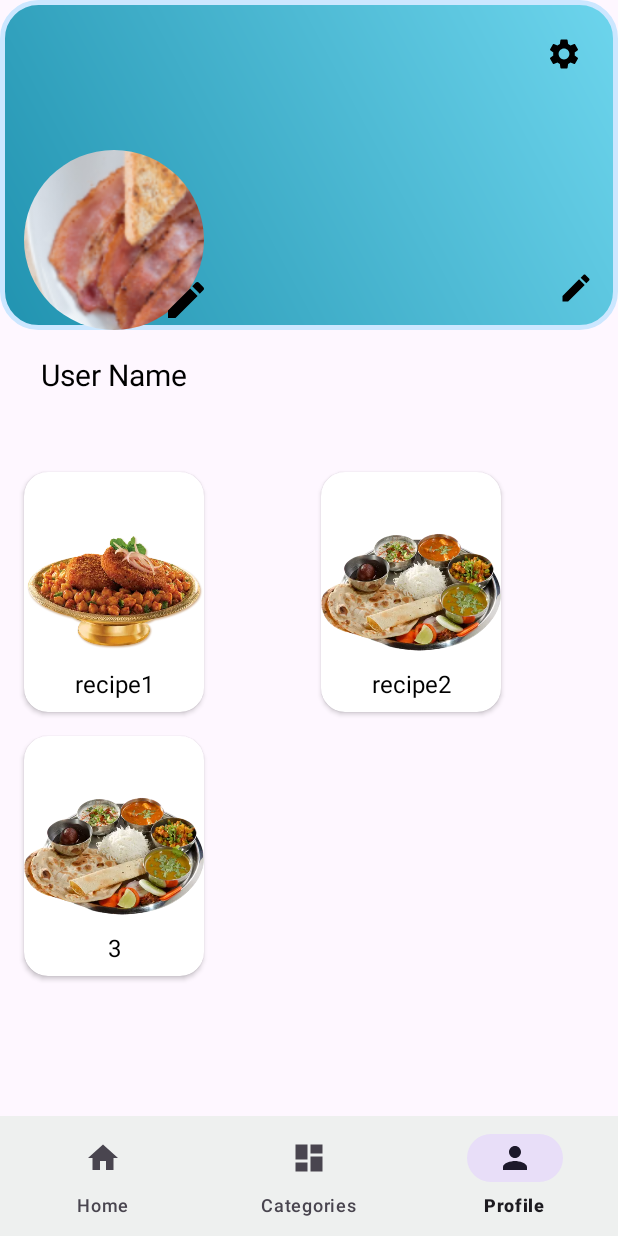
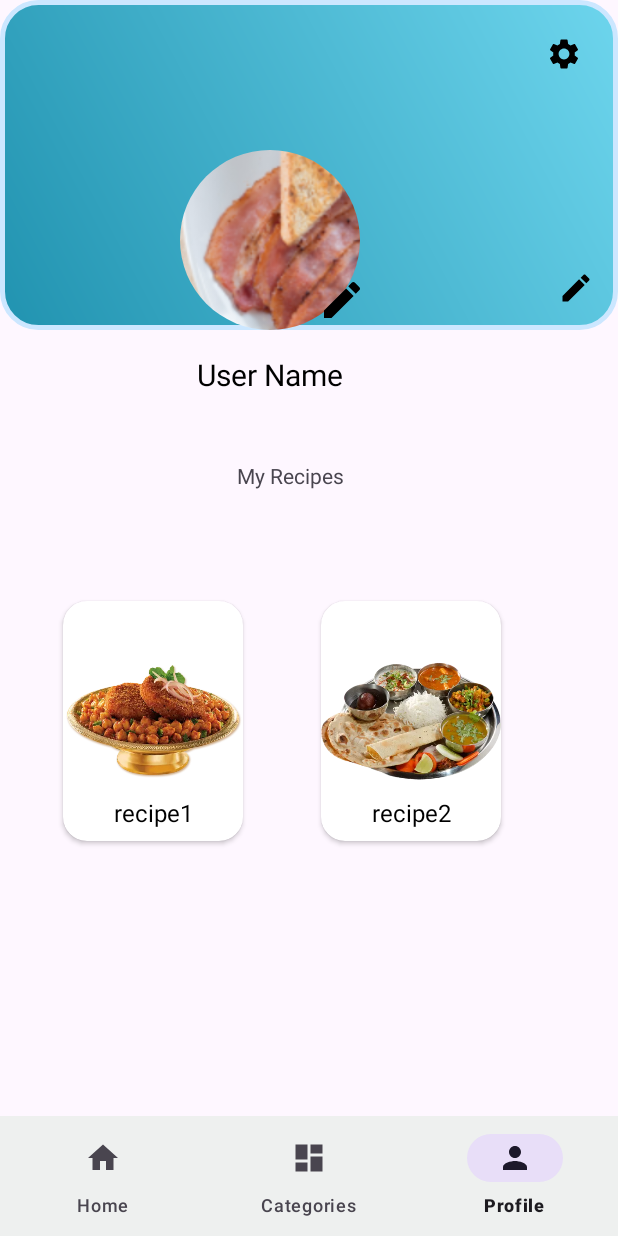
Before and after one commit to Tanvir-831/Ratatouille, an Android app: the NotificationsFragment screen opened through its navigation route, on a phone screen of 412 x 824 dp. Run offline under Robolectric (Android 15) with nearby library versions, the phone set to English and light mode, and no system bars; our stand-ins replace CircleImageView, Firebase (no records; nobody signed in at launch, a user with empty details on screens opened directly), navigation-ui.

```diff
--- a/app/build.gradle.kts
+++ b/app/build.gradle.kts
@@ -59,5 +59,5 @@ dependencies {
     implementation("de.hdodenhof:circleimageview:3.1.0")
     implementation("com.google.firebase:firebase-database-ktx:20.3.0")
     implementation ("com.github.bumptech.glide:glide:4.15.1")
-    implementation ("com.github.jrvansuita:PickImage:+")
+
 }
--- a/app/src/main/java/com/example/ratatouille/Fragment/NotificationsFragment.java
+++ b/app/src/main/java/com/example/ratatouille/Fragment/NotificationsFragment.java
@@ -28,7 +28,6 @@ import java.util.Objects;
 public class NotificationsFragment extends Fragment {
 
     private FragmentNotificationsBinding binding;
-
     @Override
     public View onCreateView(@NonNull LayoutInflater inflater,
                              ViewGroup container, Bundle savedInstanceState) {
@@ -49,13 +48,12 @@ public class NotificationsFragment extends Fragment {
         RecipeAdapter adapter = new RecipeAdapter();
         binding.rvProfile.setAdapter(adapter);
 
-        // Create a list of recipes
+
         List<Recipe> recipes = new ArrayList<>();
         recipes.add(new Recipe("recipe1", "One", "1", "1", "1", "recipe1", "1"));
         recipes.add(new Recipe("recipe2", "Two", "2", "2", "2", "recipe2", "2"));
-        recipes.add(new Recipe("3", "Three", "3", "3", "3", "3", "3"));
 
-        // Set the recipe list and notify the adapter of the change
+
         adapter.setRecipeList(recipes);
         adapter.notifyDataSetChanged();
     }
@@ -63,7 +61,7 @@ public class NotificationsFragment extends Fragment {
     private void loadProfile() {
 
         DatabaseReference reference = FirebaseDatabase.getInstance().getReference();
-        reference.child("users").child(Objects.requireNonNull(FirebaseAuth.getInstance().getUid()))
+        reference.child("Users").child(Objects.requireNonNull(FirebaseAuth.getInstance().getUid()))
                 .addValueEventListener(new ValueEventListener() {
                     @Override
                     public void onDataChange(@NonNull DataSnapshot snapshot) {
@@ -85,12 +83,12 @@ public class NotificationsFragment extends Fragment {
                                     .placeholder(R.drawable.bg_default_recipe)
                                     .into(binding.imgCover);
                         } else {
-                            Log.e("ProfileFragment", "onDataChange: User is null");
+                            Log.e("NotificationsFragment", "onDataChange: User is null");
                         }
                     }
                     @Override
                     public void onCancelled(@NonNull DatabaseError error) {
-                        Log.e("ProfileFragment", "onCancelled: " + error.getMessage());
+                        Log.e("NotificationsFragment", "onCancelled: " + error.getMessage());
                     }
                 });
 
--- a/app/src/main/res/layout/fragment_notifications.xml
+++ b/app/src/main/res/layout/fragment_notifications.xml
@@ -44,7 +44,7 @@
         android:id="@+id/img_profile"
         android:layout_width="120dp"
         android:layout_height="120dp"
-        android:layout_marginStart="16dp"
+        android:layout_marginStart="120dp"
         android:elevation="3dp"
         android:scaleType="centerCrop"
         android:src="@drawable/breakfast"
@@ -70,14 +70,14 @@
         android:id="@+id/tv_email"
         android:layout_width="wrap_content"
         android:layout_height="wrap_content"
-        android:layout_marginTop="8dp"
+        android:layout_marginTop="4dp"
         app:layout_constraintStart_toStartOf="@+id/tv_user_name"
         app:layout_constraintTop_toBottomOf="@+id/tv_user_name" />
 
     <androidx.recyclerview.widget.RecyclerView
         android:id="@+id/rv_profile"
-        android:layout_width="0dp"
-        android:layout_height="0dp"
+        android:layout_width="344dp"
+        android:layout_height="341dp"
         android:layout_marginStart="8dp"
         android:layout_marginTop="16dp"
         android:layout_marginEnd="8dp"
@@ -101,4 +101,15 @@
         app:layout_constraintTop_toTopOf="@+id/img_profile"
         app:layout_constraintVertical_bias="1.0"
         app:tint="@color/black" />
+
+    <TextView
+        android:id="@+id/textView"
+        android:layout_width="wrap_content"
+        android:layout_height="wrap_content"
+        android:layout_marginTop="44dp"
+        android:text="My Recipes"
+        app:layout_constraintEnd_toEndOf="parent"
+        app:layout_constraintHorizontal_bias="0.463"
+        app:layout_constraintStart_toStartOf="parent"
+        app:layout_constraintTop_toBottomOf="@+id/tv_user_name" />
 </androidx.constraintlayout.widget.ConstraintLayout>
```
